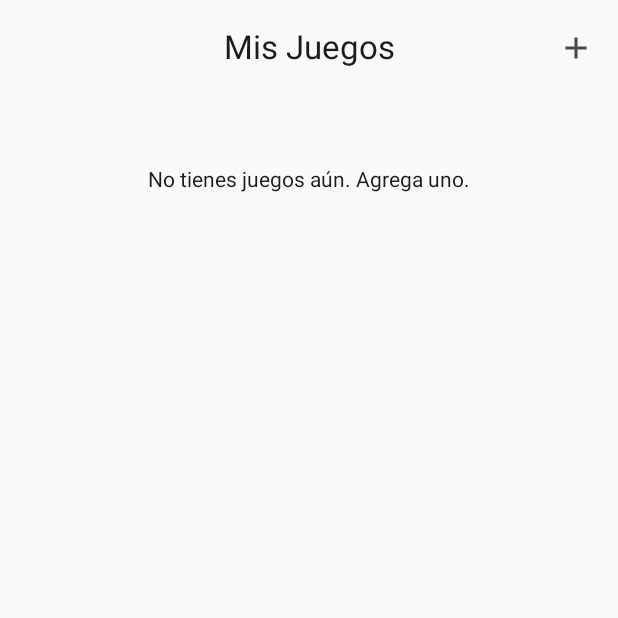
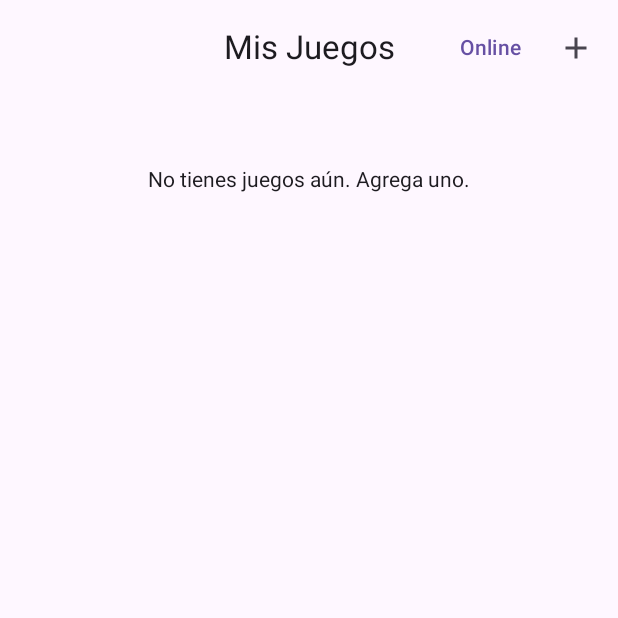
Before and after one commit to psmaicol/gamehub, an Android app built with Jetpack Compose: the HomeScreen screen opened through its navigation route, on a phone screen of 412 x 824 dp, the top half of it. Run offline under Robolectric (Android 15) with nearby library versions, the phone set to English and light mode, and no system bars; our stand-ins replace Room's generated code; pictures from the network do not load.

Commit message:
Añade acceso a juegos online desde HomeScreen

```diff
--- a/app/src/main/java/com/example/gamehub/ui/theme/HomeScreen.kt
+++ b/app/src/main/java/com/example/gamehub/ui/theme/HomeScreen.kt
@@ -29,6 +29,9 @@ fun HomeScreen(navController: NavController, viewModel: AppViewModel) {
             CenterAlignedTopAppBar(
                 title = { Text("Mis Juegos") },
                 actions = {
+                    TextButton(onClick = { navController.navigate("remote") }) {
+                        Text("Online")
+                    }
                     IconButton(onClick = { navController.navigate("add") }) {
                         Icon(Icons.Default.Add, contentDescription = "Agregar juego")
                     }
```
